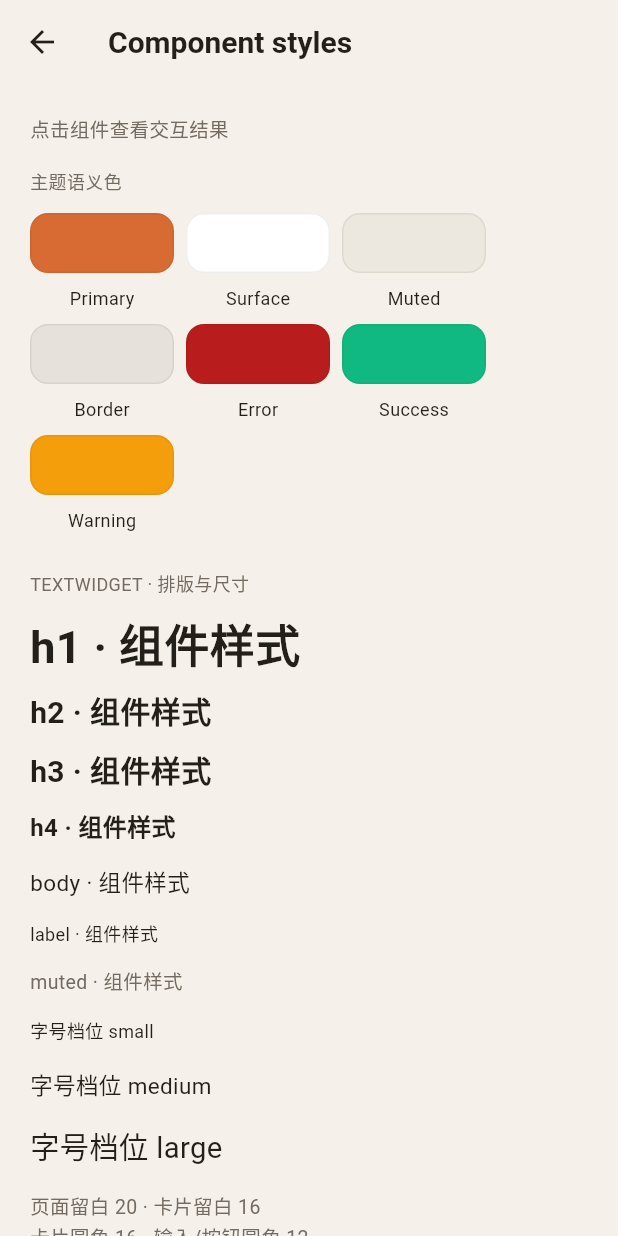
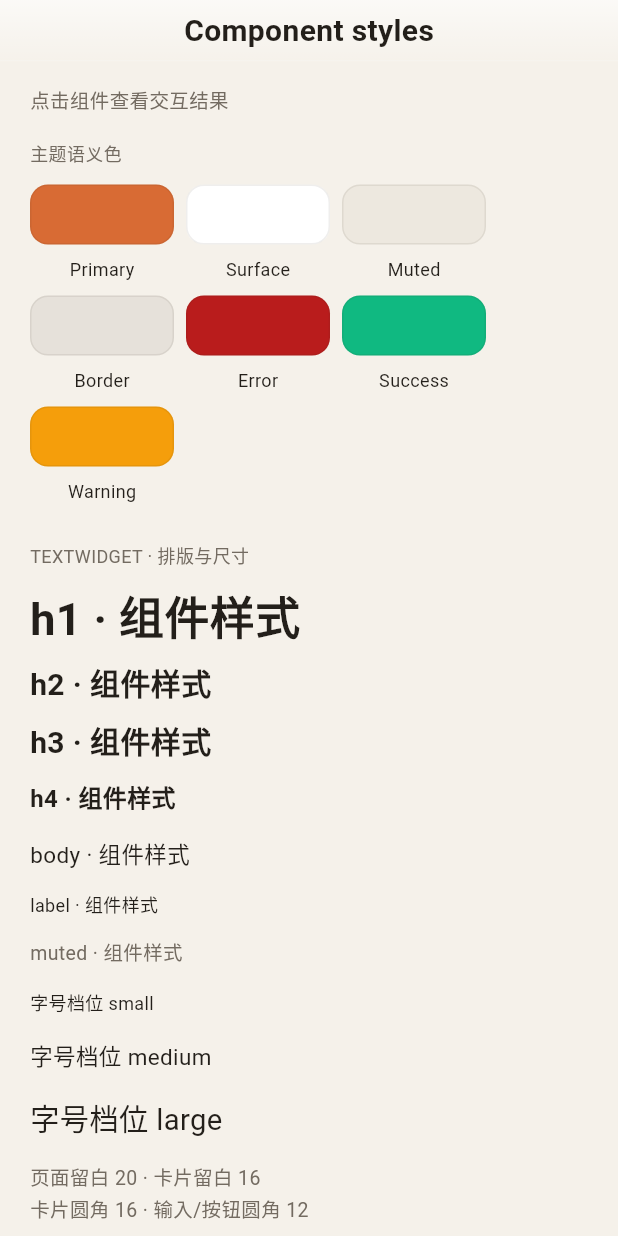
Before and after one commit to persilee/flutter_getx_starter, a Flutter app: the ComponentStylesPage screen opened directly, on a phone screen of 412 x 824 dp. Run offline on Flutter 3.47's test engine with Material 3 defaults, Android fonts, the phone set to English and light mode, and no system bars; our stand-ins replace adaptive_theme, get, shared_preferences; accounts and stored records are empty.

Commit message:
🍋 添加状态管理和反馈组件，更新组件导出以支持新功能

```diff
--- a/lib/common/widgets/index.dart
+++ b/lib/common/widgets/index.dart
@@ -6,12 +6,14 @@ export 'card.dart';
 export 'checkbox.dart';
 export 'chip.dart';
 export 'dialog.dart';
-export 'form/index.dart';
 export 'header.dart';
 export 'icon.dart';
 export 'input.dart';
 export 'list_tile.dart';
+export 'scaffold.dart';
+export 'state.dart';
 export 'surface.dart';
 export 'tabs.dart';
 export 'text.dart';
 export 'widget_scale.dart';
+export 'form/index.dart';
--- /dev/null
+++ b/lib/common/widgets/scaffold.dart
@@ -0,0 +1,74 @@
+// 封装可复用界面组件，通过参数和回调接入页面。
+
+// 页面容器：统一背景、安全区、内容留白与页脚布局。
+import 'package:flutter/material.dart';
+
+import '../style/index.dart';
+
+/// 页面外壳统一纯色背景及安全区；自行拥有滚动padding的列表显式选择fullBleed。
+class PageScaffold extends StatelessWidget {
+  const PageScaffold({
+    super.key,
+    this.topBar,
+    required this.body,
+    this.footer,
+    this.backgroundColor,
+    this.padding,
+    this.scrollable = false,
+    this.safeAreaTop = true,
+    this.safeAreaBottom = true,
+    this.fullBleed = false,
+  });
+  final Widget? topBar;
+  final Widget body;
+  final Widget? footer;
+  final Color? backgroundColor;
+  final EdgeInsetsGeometry? padding;
+  final bool scrollable;
+  final bool safeAreaTop;
+  final bool safeAreaBottom;
+  final bool fullBleed;
+  @override
+  // 根据当前参数与状态构建界面，交互通过回调交给状态拥有者。
+  Widget build(BuildContext context) {
+    Widget content = Padding(
+      padding:
+          padding ??
+          (fullBleed
+              ? EdgeInsets.zero
+              : const EdgeInsets.symmetric(horizontal: AppSpacing.page)),
+      child: body,
+    );
+    if (scrollable) content = SingleChildScrollView(child: content);
+    return Scaffold(
+      backgroundColor: backgroundColor ?? context.appBackground,
+      body: SafeArea(
+        top: safeAreaTop,
+        bottom: safeAreaBottom,
+        child: LayoutBuilder(
+          builder: (context, constraints) {
+            // 极小可用高度时让页脚也能滚动到达，内部列表仍保留有界视口。
+            if (footer != null && constraints.maxHeight < 420) {
+              return SingleChildScrollView(
+                child: Column(
+                  children: [
+                    ?topBar,
+                    SizedBox(height: 200, child: content),
+                    footer!,
+                  ],
+                ),
+              );
+            }
+            return Column(
+              children: [
+                ?topBar,
+                Expanded(child: content),
+                ?footer,
+              ],
+            );
+          },
+        ),
+      ),
+    );
+  }
+}
--- a/lib/pages/component_styles/component_styles_page.dart
+++ b/lib/pages/component_styles/component_styles_page.dart
@@ -2,6 +2,7 @@ import 'package:flutter/material.dart';
 import 'package:get/get.dart';
 
 import '../../common/index.dart';
+import 'state_demo_page.dart';
 
 /// 公共组件调试目录：直接渲染真实组件，所有操作仅修改页面内的演示状态。
 class ComponentStylesPage extends StatefulWidget {
@@ -25,6 +26,7 @@ class _ComponentStylesPageState extends State<ComponentStylesPage> {
   int _bottom = 0;
   String _filter = 'all';
   bool _failFirst = true;
+  ResultStatus _status = ResultStatus.idle;
 
   @override
   void dispose() {
@@ -83,10 +85,10 @@ class _ComponentStylesPageState extends State<ComponentStylesPage> {
   }
 
   @override
-  Widget build(BuildContext context) => Scaffold(
-    appBar: AppBar(title: Text(TrKeys.componentStyles.tr)),
+  Widget build(BuildContext context) => PageScaffold(
+    topBar: TopBar(title: TrKeys.componentStyles.tr),
     body: ListView(
-      padding: const EdgeInsets.all(AppSpacing.page),
+      padding: const EdgeInsets.symmetric(vertical: AppSpacing.md),
       keyboardDismissBehavior: ScrollViewKeyboardDismissBehavior.onDrag,
       children: [
         Semantics(liveRegion: true, child: TextWidget.muted(_feedback)),
@@ -101,6 +103,12 @@ class _ComponentStylesPageState extends State<ComponentStylesPage> {
         PrimaryButton(
           label: '切换主题模式',
           onPressed: () => showThemeModeSheet(context),
+        ),
+        PrimaryButton(
+          label: '打开异步四态示例',
+          onPressed: () => Navigator.of(context).push(
+            MaterialPageRoute<void>(builder: (_) => const StateDemoPage()),
+          ),
         ),
       ],
     ),
@@ -452,5 +460,32 @@ class _ComponentStylesPageState extends State<ComponentStylesPage> {
       ),
       PrimaryButton(label: '打开项目底部面板', onPressed: _sheet),
     ]),
+    _section('ResultStateCard', [
+      Wrap(
+        spacing: AppSpacing.xs,
+        runSpacing: AppSpacing.xs,
+        children: [
+          for (final status in ResultStatus.values)
+            ButtonWidget.outline(
+              status.name,
+              onTap: () => setState(() => _status = status),
+            ),
+        ],
+      ),
+      ResultStateCard(
+        icon: _status == ResultStatus.error ? Icons.error_outline : Icons.check,
+        title: '当前状态：${_status.name}',
+        desc: '错误状态可点击重试，切换为成功状态。',
+        status: _status,
+        tone: _status == ResultStatus.error
+            ? ResultTone.danger
+            : ResultTone.success,
+        onRetry: () => setState(() {
+          _status = ResultStatus.success;
+          _feedback = '重试成功';
+        }),
+      ),
+    ]),
+    _section('EmptyStateView', [const EmptyStateView(message: '暂无内容，这是空状态示例')]),
   ];
 }
--- a/lib/pages/component_styles/index.dart
+++ b/lib/pages/component_styles/index.dart
@@ -1,3 +1,5 @@
 // 统一导出本目录已经实现的类型，调用方通过模块入口复用。
 
 export 'component_styles_page.dart';
+export 'state_demo_controller.dart';
+export 'state_demo_page.dart';
```
Also changed, not shown: lib/common/widgets/state.dart (added, +191 -0 lines), lib/pages/component_styles/state_demo_controller.dart (added, +26 -0 lines), lib/pages/component_styles/state_demo_page.dart (added, +101 -0 lines), 1 other file.
